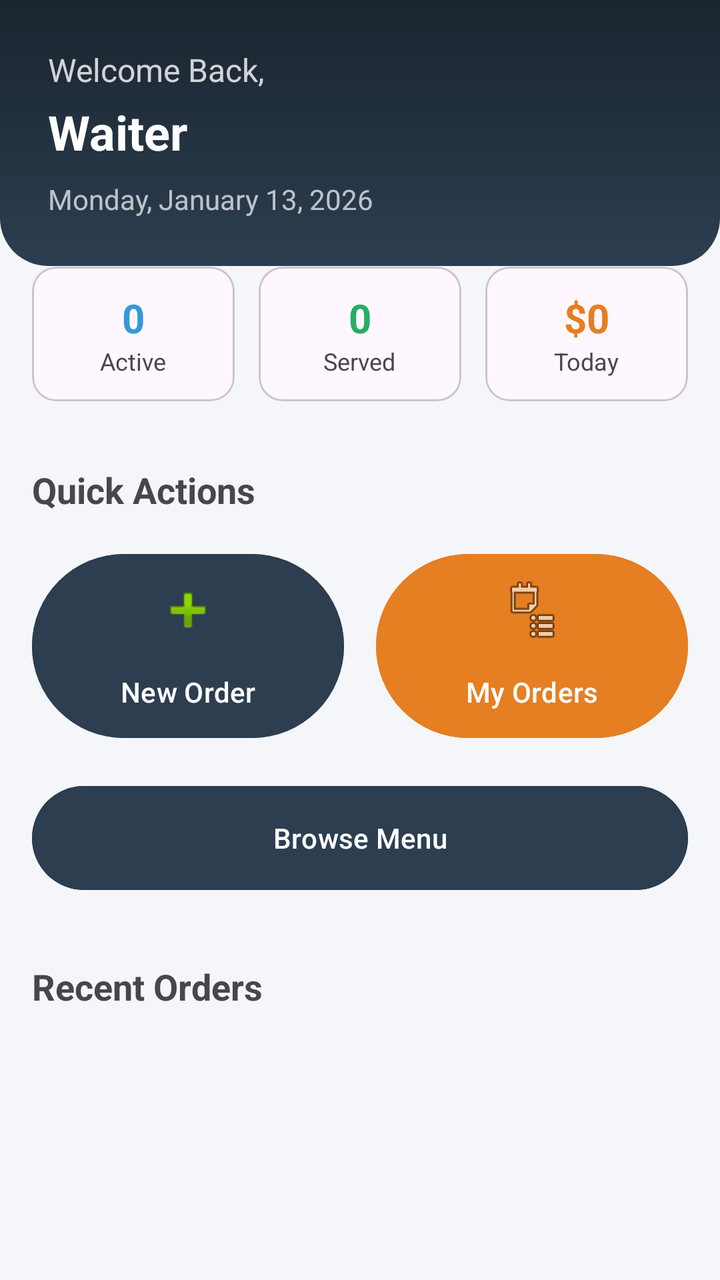
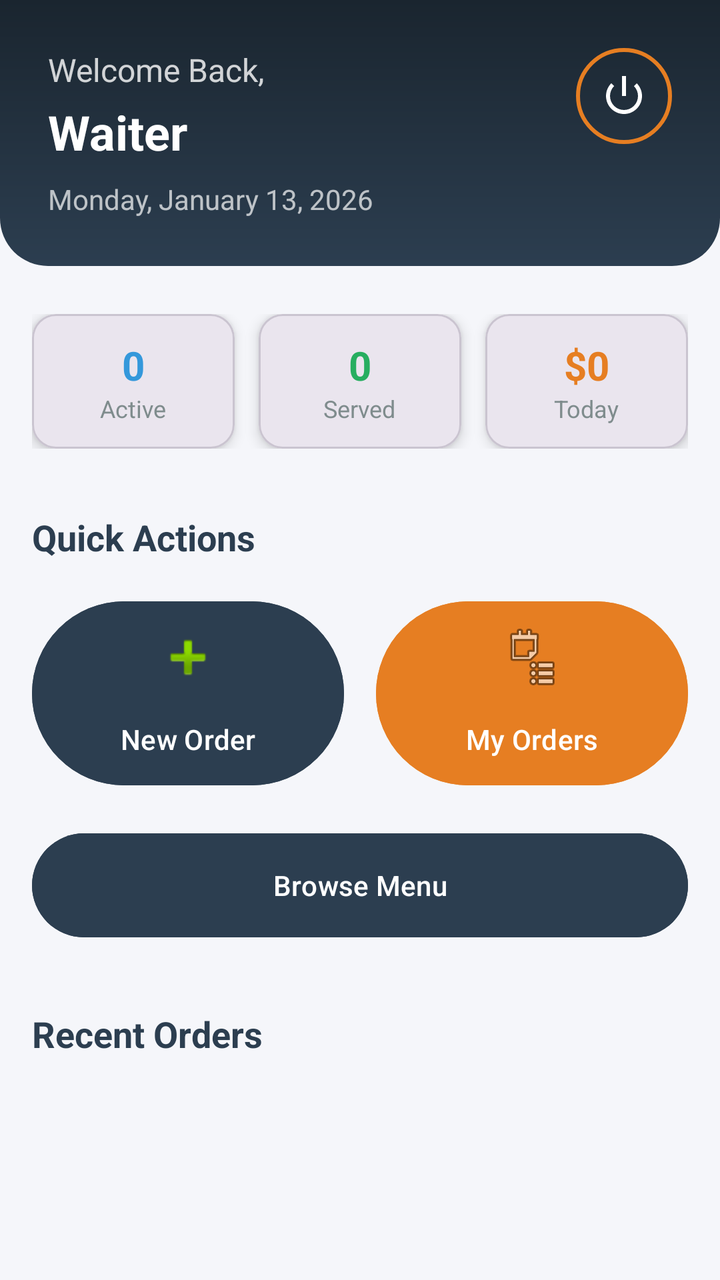

Two renders of the same Android screen: before a commit and after it. Below are the layout's source before the change and the commit's diff.
<!-- AndroidManifest.xml: application theme Theme.RestrurantManagementSystem -->
<!-- res/layout/activity_waiter_dashboard.xml -->
<?xml version="1.0" encoding="utf-8"?>
<ScrollView xmlns:android="http://schemas.android.com/apk/res/android"
    xmlns:app="http://schemas.android.com/apk/res-auto"
    android:layout_width="match_parent"
    android:layout_height="match_parent"
    android:background="@color/backgroundSecondary"
    android:fillViewport="true">

    <LinearLayout
        android:layout_width="match_parent"
        android:layout_height="wrap_content"
        android:orientation="vertical">

        
        <RelativeLayout
            android:layout_width="match_parent"
            android:layout_height="wrap_content"
            android:background="@drawable/background_dashboard_header"
            android:padding="24dp"
            android:paddingBottom="32dp">

            <LinearLayout
                android:id="@+id/welcomeSection"
                android:layout_width="wrap_content"
                android:layout_height="wrap_content"
                android:orientation="vertical">

                <TextView
                    android:layout_width="wrap_content"
                    android:layout_height="wrap_content"
                    android:text="Welcome Back,"
                    android:textColor="@color/textColorOnDark"
                    android:textSize="16sp"
                    android:alpha="0.8"/>

                <TextView
                    android:id="@+id/tvWaiterName"
                    android:layout_width="wrap_content"
                    android:layout_height="wrap_content"
                    android:text="Waiter"
                    android:textColor="@color/textColorOnDark"
                    android:textSize="24sp"
                    android:textStyle="bold"
                    android:layout_marginTop="4dp"/>
            </LinearLayout>

            <TextView
                android:id="@+id/tvCurrentDate"
                android:layout_width="wrap_content"
                android:layout_height="wrap_content"
                android:layout_below="@id/welcomeSection"
                android:layout_marginTop="8dp"
                android:text="Monday, January 13, 2026"
                android:textColor="@color/textColorOnDark"
                android:textSize="14sp"
                android:alpha="0.7"/>
        </RelativeLayout>

        
        <LinearLayout
            android:layout_width="match_parent"
            android:layout_height="wrap_content"
            android:orientation="horizontal"
            android:padding="16dp"
            android:layout_marginTop="-16dp"
            android:weightSum="3">

            <com.google.android.material.card.MaterialCardView
                android:layout_width="0dp"
                android:layout_height="wrap_content"
                android:layout_weight="1"
                android:layout_marginEnd="8dp"
                app:cardCornerRadius="12dp">
                <LinearLayout
                    android:layout_width="match_parent"
                    android:layout_height="wrap_content"
                    android:orientation="vertical"
                    android:padding="12dp"
                    android:gravity="center">
                    <TextView
                        android:id="@+id/tvActiveOrdersCount"
                        android:layout_width="wrap_content"
                        android:layout_height="wrap_content"
                        android:text="0"
                        android:textColor="@color/statusInProgress"
                        android:textSize="20sp"
                        android:textStyle="bold"/>
                    <TextView
                        android:layout_width="wrap_content"
                        android:layout_height="wrap_content"
                        android:text="Active"
                        android:textSize="12sp"/>
                </LinearLayout>
            </com.google.android.material.card.MaterialCardView>

            <com.google.android.material.card.MaterialCardView
                android:layout_width="0dp"
                android:layout_height="wrap_content"
                android:layout_weight="1"
                android:layout_marginHorizontal="4dp"
                app:cardCornerRadius="12dp">
                <LinearLayout
                    android:layout_width="match_parent"
                    android:layout_height="wrap_content"
                    android:orientation="vertical"
                    android:padding="12dp"
                    android:gravity="center">
                    <TextView
                        android:id="@+id/tvServedTodayCount"
                        android:layout_width="wrap_content"
                        android:layout_height="wrap_content"
                        android:text="0"
                        android:textColor="@color/statusReady"
                        android:textSize="20sp"
                        android:textStyle="bold"/>
                    <TextView
                        android:layout_width="wrap_content"
                        android:layout_height="wrap_content"
                        android:text="Served"
                        android:textSize="12sp"/>
                </LinearLayout>
            </com.google.android.material.card.MaterialCardView>

            <com.google.android.material.card.MaterialCardView
                android:layout_width="0dp"
                android:layout_height="wrap_content"
                android:layout_weight="1"
                android:layout_marginStart="8dp"
                app:cardCornerRadius="12dp">
                <LinearLayout
                    android:layout_width="match_parent"
                    android:layout_height="wrap_content"
                    android:orientation="vertical"
                    android:padding="12dp"
                    android:gravity="center">
                    <TextView
                        android:id="@+id/tvTotalRevenue"
                        android:layout_width="wrap_content"
                        android:layout_height="wrap_content"
                        android:text="$0"
                        android:textColor="@color/colorSecondary"
                        android:textSize="20sp"
                        android:textStyle="bold"/>
                    <TextView
                        android:layout_width="wrap_content"
                        android:layout_height="wrap_content"
                        android:text="Today"
                        android:textSize="12sp"/>
                </LinearLayout>
            </com.google.android.material.card.MaterialCardView>
        </LinearLayout>

        
        <LinearLayout
            android:layout_width="match_parent"
            android:layout_height="wrap_content"
            android:orientation="vertical"
            android:padding="16dp">

            <TextView
                android:layout_width="wrap_content"
                android:layout_height="wrap_content"
                android:text="Quick Actions"
                android:textStyle="bold"
                android:textSize="18sp"
                android:layout_marginBottom="16dp"/>

            <LinearLayout
                android:layout_width="match_parent"
                android:layout_height="wrap_content"
                android:orientation="horizontal"
                android:weightSum="2">

                <Button
                    android:id="@+id/btnNewOrder"
                    android:layout_width="0dp"
                    android:layout_height="100dp"
                    android:layout_weight="1"
                    android:layout_marginEnd="8dp"
                    android:text="New Order"
                    android:backgroundTint="@color/colorPrimary"
                    android:drawableTop="@android:drawable/ic_input_add"
                    android:paddingTop="12dp"/>

                <Button
                    android:id="@+id/btnMyOrders"
                    android:layout_width="0dp"
                    android:layout_height="100dp"
                    android:layout_weight="1"
                    android:layout_marginStart="8dp"
                    android:text="My Orders"
                    android:backgroundTint="@color/colorSecondary"
                    android:drawableTop="@android:drawable/ic_menu_agenda"
                    android:paddingTop="12dp"/>
            </LinearLayout>

            <Button
                android:id="@+id/btnViewMenu"
                android:layout_width="match_parent"
                android:layout_height="60dp"
                android:layout_marginTop="16dp"
                android:text="Browse Menu"
                android:backgroundTint="@color/backgroundDark"
                android:drawableStart="@drawable/ic_restaurant_menu"
                android:paddingStart="24dp"/>
        </LinearLayout>

        
        <LinearLayout
            android:layout_width="match_parent"
            android:layout_height="wrap_content"
            android:orientation="vertical"
            android:padding="16dp">

            <TextView
                android:layout_width="wrap_content"
                android:layout_height="wrap_content"
                android:text="Recent Orders"
                android:textStyle="bold"
                android:textSize="18sp"
                android:layout_marginBottom="8dp"/>

            <androidx.recyclerview.widget.RecyclerView
                android:id="@+id/recyclerViewRecentOrders"
                android:layout_width="match_parent"
                android:layout_height="wrap_content"
                android:nestedScrollingEnabled="false"/>
        </LinearLayout>

    </LinearLayout>
</ScrollView>
<!-- resources referenced by this layout -->
<resources>
  <color name="backgroundDark">#2C3E50</color>
  <color name="backgroundSecondary">#F5F6FA</color>
  <color name="colorPrimary">#2C3E50</color>
  <color name="colorSecondary">#E67E22</color>
  <color name="statusInProgress">#3498DB</color>
  <color name="statusReady">#27AE60</color>
  <color name="textColorOnDark">#FFFFFF</color>
  <!-- drawable background_dashboard_header (drawable) -->
  <?xml version="1.0" encoding="utf-8"?>
  <shape xmlns:android="http://schemas.android.com/apk/res/android">
      <gradient
          android:angle="90"
          android:startColor="@color/colorPrimary"
          android:endColor="@color/colorPrimaryDark"
          android:type="linear"/>
      <corners
          android:bottomLeftRadius="24dp"
          android:bottomRightRadius="24dp"/>
  </shape>
  <!-- drawable ic_restaurant_menu (drawable) -->
  <vector xmlns:android="http://schemas.android.com/apk/res/android"
      android:width="24dp"
      android:height="24dp"
      android:viewportWidth="24.0"
      android:viewportHeight="24.0">
      <path
          android:fillColor="#FFFFFFFF"
          android:pathData="M8.5,4L4,4v16h16V4h-4.5c-0.83,0 -1.5,-0.67 -1.5,-1.5S11.67,1 12.5,1s1.5,0.67 1.5,1.5S13.33,4 12.5,4H8.5zM6,6h12v12H6V6z"/>
  </vector>
  <style name="Theme.RestrurantManagementSystem" parent="Base.Theme.RestrurantManagementSystem" />
  <color name="colorPrimaryDark">#1A252F</color>
  <style name="Base.Theme.RestrurantManagementSystem" parent="Theme.Material3.DayNight.NoActionBar">
          
          <item name="colorPrimary">@color/colorPrimary</item>
          <item name="colorPrimaryDark">@color/colorPrimaryDark</item>
          <item name="colorAccent">@color/colorAccent</item>
      </style>
  <color name="colorAccent">#27AE60</color>
</resources>

<!-- the commit's change to res/layout/activity_waiter_dashboard.xml (unified diff, before → after) -->
@@ -17,7 +17,7 @@
             android:layout_height="wrap_content"
             android:background="@drawable/background_dashboard_header"
             android:padding="24dp"
-            android:paddingBottom="32dp">
+            android:paddingBottom="40dp">
 
             <LinearLayout
                 android:id="@+id/welcomeSection"
@@ -42,6 +42,26 @@
                     android:textSize="24sp"
                     android:textStyle="bold"
                     android:layout_marginTop="4dp"/>
+            </LinearLayout>
+
+            
+            <LinearLayout
+                android:id="@+id/llLogout"
+                android:layout_width="48dp"
+                android:layout_height="48dp"
+                android:layout_alignParentEnd="true"
+                android:background="@drawable/circle_outline"
+                android:gravity="center"
+                android:clickable="true"
+                android:focusable="true">
+
+                <ImageView
+                    android:id="@+id/ivLogout"
+                    android:layout_width="24dp"
+                    android:layout_height="24dp"
+                    android:src="@android:drawable/ic_lock_power_off"
+                    android:tint="@color/white"/>
+
             </LinearLayout>
 
             <TextView
@@ -62,7 +82,7 @@
             android:layout_height="wrap_content"
             android:orientation="horizontal"
             android:padding="16dp"
-            android:layout_marginTop="-16dp"
+            android:layout_marginTop="8dp"
             android:weightSum="3">
 
             <com.google.android.material.card.MaterialCardView
@@ -70,7 +90,8 @@
                 android:layout_height="wrap_content"
                 android:layout_weight="1"
                 android:layout_marginEnd="8dp"
-                app:cardCornerRadius="12dp">
+                app:cardCornerRadius="12dp"
+                app:cardElevation="4dp">
                 <LinearLayout
                     android:layout_width="match_parent"
                     android:layout_height="wrap_content"
@@ -89,7 +110,8 @@
                         android:layout_width="wrap_content"
                         android:layout_height="wrap_content"
                         android:text="Active"
-                        android:textSize="12sp"/>
+                        android:textSize="12sp"
+                        android:textColor="@color/textColorSecondary"/>
                 </LinearLayout>
             </com.google.android.material.card.MaterialCardView>
 
@@ -98,7 +120,8 @@
                 android:layout_height="wrap_content"
                 android:layout_weight="1"
                 android:layout_marginHorizontal="4dp"
-                app:cardCornerRadius="12dp">
+                app:cardCornerRadius="12dp"
+                app:cardElevation="4dp">
                 <LinearLayout
                     android:layout_width="match_parent"
                     android:layout_height="wrap_content"
@@ -117,7 +140,8 @@
                         android:layout_width="wrap_content"
                         android:layout_height="wrap_content"
                         android:text="Served"
-                        android:textSize="12sp"/>
+                        android:textSize="12sp"
+                        android:textColor="@color/textColorSecondary"/>
                 </LinearLayout>
             </com.google.android.material.card.MaterialCardView>
 
@@ -126,7 +150,8 @@
                 android:layout_height="wrap_content"
                 android:layout_weight="1"
                 android:layout_marginStart="8dp"
-                app:cardCornerRadius="12dp">
+                app:cardCornerRadius="12dp"
+                app:cardElevation="4dp">
                 <LinearLayout
                     android:layout_width="match_parent"
                     android:layout_height="wrap_content"
@@ -145,7 +170,8 @@
                         android:layout_width="wrap_content"
                         android:layout_height="wrap_content"
                         android:text="Today"
-                        android:textSize="12sp"/>
+                        android:textSize="12sp"
+                        android:textColor="@color/textColorSecondary"/>
                 </LinearLayout>
             </com.google.android.material.card.MaterialCardView>
         </LinearLayout>
@@ -163,7 +189,8 @@
                 android:text="Quick Actions"
                 android:textStyle="bold"
                 android:textSize="18sp"
-                android:layout_marginBottom="16dp"/>
+                android:layout_marginBottom="16dp"
+                android:textColor="@color/textColorPrimary"/>
 
             <LinearLayout
                 android:layout_width="match_parent"
@@ -180,7 +207,8 @@
                     android:text="New Order"
                     android:backgroundTint="@color/colorPrimary"
                     android:drawableTop="@android:drawable/ic_input_add"
-                    android:paddingTop="12dp"/>
+                    android:paddingTop="12dp"
+                    android:textColor="@color/white"/>
 
                 <Button
                     android:id="@+id/btnMyOrders"
@@ -191,7 +219,8 @@
                     android:text="My Orders"
                     android:backgroundTint="@color/colorSecondary"
                     android:drawableTop="@android:drawable/ic_menu_agenda"
-                    android:paddingTop="12dp"/>
+                    android:paddingTop="12dp"
+                    android:textColor="@color/white"/>
             </LinearLayout>
 
             <Button
@@ -202,7 +231,8 @@
                 android:text="Browse Menu"
                 android:backgroundTint="@color/backgroundDark"
                 android:drawableStart="@drawable/ic_restaurant_menu"
-                android:paddingStart="24dp"/>
+                android:paddingStart="24dp"
+                android:textColor="@color/white"/>
         </LinearLayout>
 
         
@@ -218,7 +248,8 @@
                 android:text="Recent Orders"
                 android:textStyle="bold"
                 android:textSize="18sp"
-                android:layout_marginBottom="8dp"/>
+                android:layout_marginBottom="8dp"
+                android:textColor="@color/textColorPrimary"/>
 
             <androidx.recyclerview.widget.RecyclerView
                 android:id="@+id/recyclerViewRecentOrders"
<!-- resource entries referenced after the edit -->
@@ -7,6 +7,9 @@
   <color name="statusInProgress">#3498DB</color>
   <color name="statusReady">#27AE60</color>
   <color name="textColorOnDark">#FFFFFF</color>
+  <color name="textColorPrimary">#2C3E50</color>
+  <color name="textColorSecondary">#7F8C8D</color>
+  <color name="white">#FFFFFF</color>
   <!-- drawable background_dashboard_header (drawable) -->
   <?xml version="1.0" encoding="utf-8"?>
   <shape xmlns:android="http://schemas.android.com/apk/res/android">
@@ -18,6 +21,13 @@
       <corners
           android:bottomLeftRadius="24dp"
           android:bottomRightRadius="24dp"/>
+  </shape>
+  <!-- drawable circle_outline (drawable) -->
+  <?xml version="1.0" encoding="utf-8"?>
+  <shape xmlns:android="http://schemas.android.com/apk/res/android"
+      android:shape="oval">
+      <stroke android:width="2dp" android:color="@color/colorSecondary"/>
+      <solid android:color="@color/transparent"/>
   </shape>
   <!-- drawable ic_restaurant_menu (drawable) -->
   <vector xmlns:android="http://schemas.android.com/apk/res/android"
@@ -31,6 +41,7 @@
   </vector>
   <style name="Theme.RestrurantManagementSystem" parent="Base.Theme.RestrurantManagementSystem" />
   <color name="colorPrimaryDark">#1A252F</color>
+  <color name="transparent">#00000000</color>
   <style name="Base.Theme.RestrurantManagementSystem" parent="Theme.Material3.DayNight.NoActionBar">
           
           <item name="colorPrimary">@color/colorPrimary</item>
